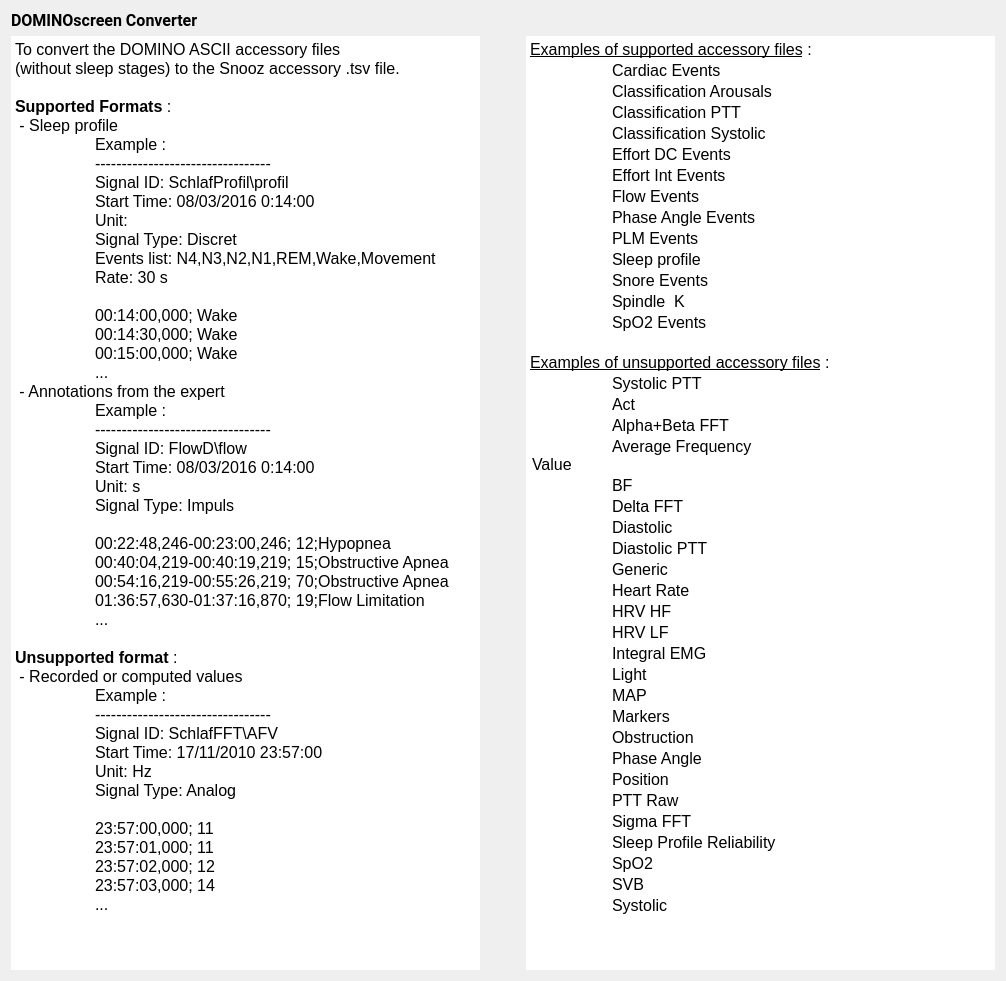
Old version of the form tools/CEAMSTools/ConvertDOMINO/IntroStep/Ui_IntroStep.ui in the repository SnoozToolbox/snooz-package-ceams.
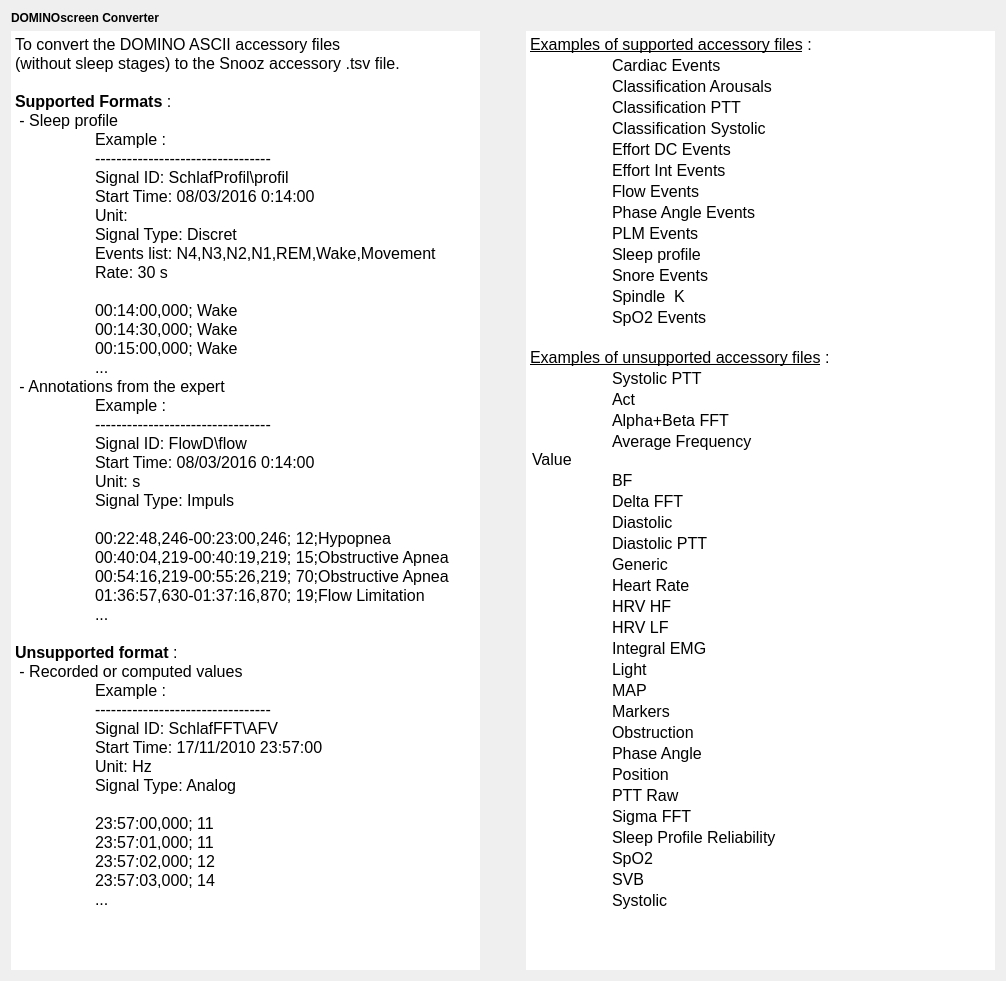
New version of the form.

Commit message: Font step 4: forms without fonts of their own, look kept

```diff
--- a/tools/CEAMSTools/ConvertDOMINO/IntroStep/Ui_IntroStep.ui
+++ b/tools/CEAMSTools/ConvertDOMINO/IntroStep/Ui_IntroStep.ui
@@ -13,16 +13,11 @@
   <property name="windowTitle">
    <string/>
   </property>
-  <property name="styleSheet">
-   <string>font: 12pt &quot;Roboto&quot;;</string>
-  </property>
   <layout class="QVBoxLayout" name="verticalLayout">
    <item>
     <widget class="QLabel" name="label">
      <property name="font">
       <font>
-       <family>Roboto</family>
-       <pointsize>12</pointsize>
        <italic>false</italic>
        <bold>false</bold>
       </font>
@@ -76,7 +71,7 @@
 hr { height: 1px; border-width: 0; }
 li.unchecked::marker { content: &quot;\2610&quot;; }
 li.checked::marker { content: &quot;\2612&quot;; }
-&lt;/style&gt;&lt;/head&gt;&lt;body style=&quot; font-family:'Roboto'; font-size:12pt; font-weight:400; font-style:normal;&quot;&gt;
+&lt;/style&gt;&lt;/head&gt;&lt;body style=&quot; font-size:12pt; font-weight:400; font-style:normal;&quot;&gt;
 &lt;p style=&quot; margin-top:0px; margin-bottom:0px; margin-left:0px; margin-right:0px; -qt-block-indent:0; text-indent:0px;&quot;&gt;To convert the DOMINO ASCII accessory files &lt;/p&gt;
 &lt;p style=&quot; margin-top:0px; margin-bottom:0px; margin-left:0px; margin-right:0px; -qt-block-indent:0; text-indent:0px;&quot;&gt;(without sleep stages) to the Snooz accessory .tsv file.&lt;/p&gt;
 &lt;p style=&quot;-qt-paragraph-type:empty; margin-top:0px; margin-bottom:0px; margin-left:0px; margin-right:0px; -qt-block-indent:0; text-indent:0px; font-weight:600;&quot;&gt;&lt;br /&gt;&lt;/p&gt;
@@ -184,7 +179,7 @@
 hr { height: 1px; border-width: 0; }
 li.unchecked::marker { content: &quot;\2610&quot;; }
 li.checked::marker { content: &quot;\2612&quot;; }
-&lt;/style&gt;&lt;/head&gt;&lt;body style=&quot; font-family:'Roboto'; font-size:12pt; font-weight:400; font-style:normal;&quot;&gt;
+&lt;/style&gt;&lt;/head&gt;&lt;body style=&quot; font-size:12pt; font-weight:400; font-style:normal;&quot;&gt;
 &lt;p style=&quot; margin-top:0px; margin-bottom:0px; margin-left:0px; margin-right:0px; -qt-block-indent:0; text-indent:0px;&quot;&gt;&lt;span style=&quot; text-decoration: underline;&quot;&gt;Examples of supported accessory files&lt;/span&gt; :&lt;/p&gt;
 &lt;p style=&quot;-qt-paragraph-type:empty; margin-top:0px; margin-bottom:0px; margin-left:0px; margin-right:0px; -qt-block-indent:0; text-indent:0px;&quot;&gt;&lt;br /&gt;&lt;/p&gt;
 &lt;table border=&quot;0&quot; style=&quot; margin-top:0px; margin-bottom:0px; margin-left:0px; margin-right:0px;&quot; cellspacing=&quot;2&quot; cellpadding=&quot;0&quot;&gt;
```
The commit also changes 427 other files.
